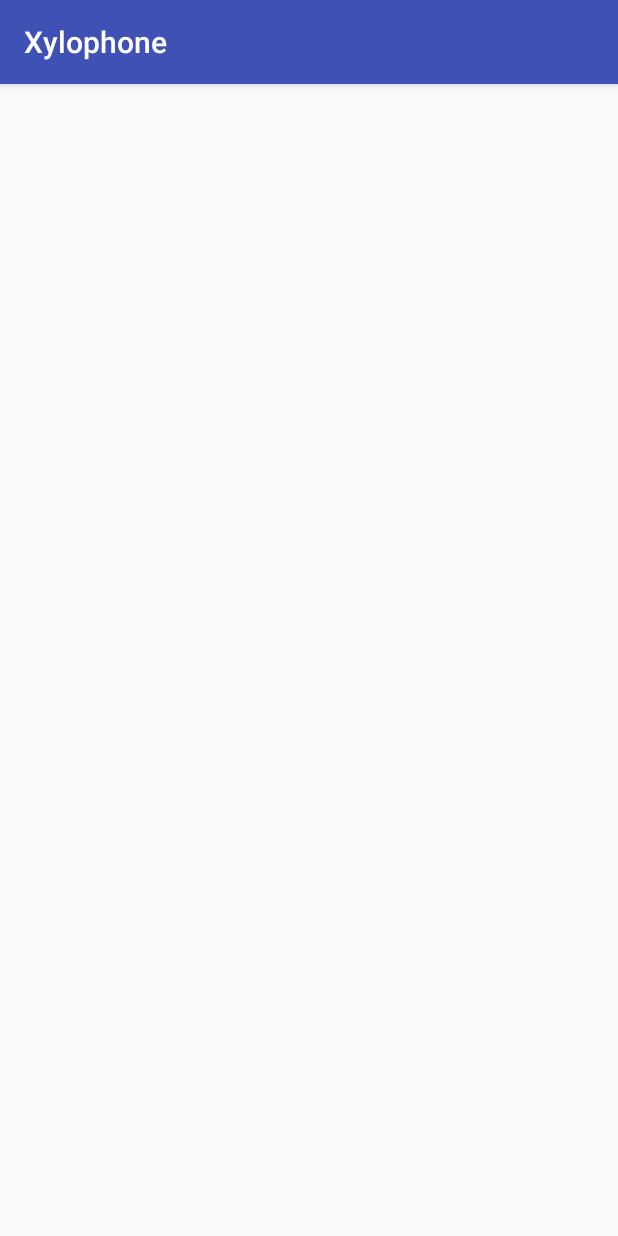
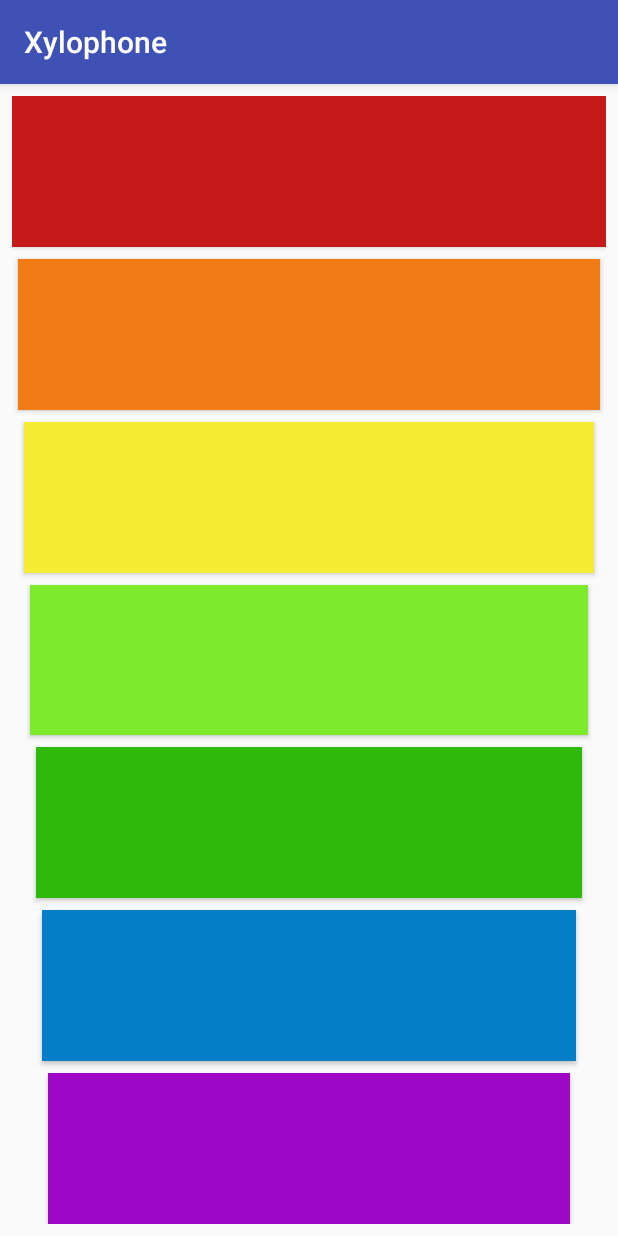
Before and after one commit to ramanlfc/Xylophone-Android, an Android app: the screen it shows after launch (MainActivity), on a phone screen of 412 x 824 dp. Run offline under Robolectric (Android 15) with nearby library versions, the phone set to English and light mode, and no system bars.

Commit message:
layout setup complete

```diff
--- a/app/src/main/AndroidManifest.xml
+++ b/app/src/main/AndroidManifest.xml
@@ -6,7 +6,7 @@
         android:allowBackup="true"
         android:icon="@mipmap/ic_launcher"
         android:label="@string/app_name"
-        android:roundIcon="@mipmap/ic_launcher_round"
+        android:roundIcon="@mipmap/ic_launcher"
         android:supportsRtl="true"
         android:theme="@style/AppTheme">
         <activity android:name=".MainActivity">
--- a/app/src/main/res/layout/activity_main.xml
+++ b/app/src/main/res/layout/activity_main.xml
@@ -4,8 +4,96 @@
     xmlns:tools="http://schemas.android.com/tools"
     android:layout_width="match_parent"
     android:layout_height="match_parent"
+    android:layout_margin="8dp"
     tools:context="com.example.raman.xylophone.MainActivity">
 
+    <Button
+        android:id="@+id/note1Button"
+        android:layout_width="0dp"
+        android:layout_height="0dp"
+        android:layout_marginBottom="8dp"
+        android:background="#c61a1a"
+        app:layout_constraintBottom_toTopOf="@id/note2Button"
+        app:layout_constraintLeft_toLeftOf="parent"
+        app:layout_constraintRight_toRightOf="parent"
+        app:layout_constraintTop_toTopOf="parent" />
+
+    <Button
+        android:id="@+id/note2Button"
+        android:layout_width="0dp"
+        android:layout_height="0dp"
+        android:layout_marginBottom="8dp"
+        android:layout_marginLeft="4dp"
+        android:layout_marginRight="4dp"
+        android:background="#f17b15"
+        app:layout_constraintBottom_toTopOf="@id/note3Button"
+        app:layout_constraintLeft_toLeftOf="parent"
+        app:layout_constraintRight_toRightOf="parent"
+        app:layout_constraintTop_toBottomOf="@id/note1Button" />
+
+    <Button
+        android:id="@+id/note3Button"
+        android:layout_width="0dp"
+        android:layout_height="0dp"
+        android:layout_marginBottom="8dp"
+        android:layout_marginLeft="8dp"
+        android:layout_marginRight="8dp"
+        android:background="#f5ec33"
+        app:layout_constraintBottom_toTopOf="@id/note4Button"
+        app:layout_constraintLeft_toLeftOf="parent"
+        app:layout_constraintRight_toRightOf="parent"
+        app:layout_constraintTop_toBottomOf="@id/note2Button" />
+
+    <Button
+        android:id="@+id/note4Button"
+        android:layout_width="0dp"
+        android:layout_height="0dp"
+        android:layout_marginBottom="8dp"
+        android:layout_marginLeft="12dp"
+        android:layout_marginRight="12dp"
+        android:background="#7eea2c"
+        app:layout_constraintBottom_toTopOf="@id/note5Button"
+        app:layout_constraintLeft_toLeftOf="parent"
+        app:layout_constraintRight_toRightOf="parent"
+        app:layout_constraintTop_toBottomOf="@id/note3Button" />
+
+    <Button
+        android:id="@+id/note5Button"
+        android:layout_width="0dp"
+        android:layout_height="0dp"
+        android:layout_marginBottom="8dp"
+        android:layout_marginLeft="16dp"
+        android:layout_marginRight="16dp"
+        android:background="#2dba0a"
+        app:layout_constraintBottom_toTopOf="@id/note6Button"
+        app:layout_constraintLeft_toLeftOf="parent"
+        app:layout_constraintRight_toRightOf="parent"
+        app:layout_constraintTop_toBottomOf="@id/note4Button" />
+
+    <Button
+        android:id="@+id/note6Button"
+        android:layout_width="0dp"
+        android:layout_height="0dp"
+        android:layout_marginBottom="8dp"
+        android:layout_marginLeft="20dp"
+        android:layout_marginRight="20dp"
+        android:background="#047ec6"
+        app:layout_constraintBottom_toTopOf="@id/note7Button"
+        app:layout_constraintLeft_toLeftOf="parent"
+        app:layout_constraintRight_toRightOf="parent"
+        app:layout_constraintTop_toBottomOf="@id/note5Button" />
+
+    <Button
+        android:id="@+id/note7Button"
+        android:layout_width="0dp"
+        android:layout_height="0dp"
+        android:layout_marginLeft="24dp"
+        android:layout_marginRight="24dp"
+        android:background="#9d09c6"
+        app:layout_constraintBottom_toBottomOf="parent"
+        app:layout_constraintLeft_toLeftOf="parent"
+        app:layout_constraintRight_toRightOf="parent"
+        app:layout_constraintTop_toBottomOf="@id/note6Button" />
 
 
 </android.support.constraint.ConstraintLayout>
```
Also changed, not shown: app/src/main/res/mipmap-hdpi/ic_launcher.png, app/src/main/res/mipmap-mdpi/ic_launcher.png, app/src/main/res/mipmap-xhdpi/ic_launcher.png, app/src/main/res/mipmap-xxhdpi/ic_launcher.png, app/src/main/res/mipmap-xxxhdpi/ic_launcher.png.
